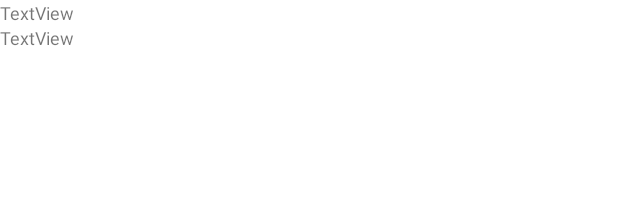
After one commit to tchristofferson/Stock-Simulation, an Android app: the layout marker.xml on its own in the app's theme, with its tools: preview values and no code run, on a phone screen of 412 x 824 dp. The commit adds this screen. Shown: the top 197 px of the screen. Run offline under Robolectric (Android 15) with nearby library versions, the phone set to English and light mode, and no system bars.

Commit message:
Switched chart dependency and made charts work

```diff
--- a/app/build.gradle
+++ b/app/build.gradle
@@ -39,7 +39,8 @@ dependencies {
     implementation 'androidx.appcompat:appcompat:1.3.1'
     implementation 'com.google.android.material:material:1.4.0'
     implementation 'androidx.constraintlayout:constraintlayout:2.0.4'
-    implementation 'com.github.AnyChart:AnyChart-Android:1.1.4'
+//    implementation 'com.github.AnyChart:AnyChart-Android:1.1.4'
+    implementation 'com.github.PhilJay:MPAndroidChart:v3.1.0'
     testImplementation 'junit:junit:4.13.2'
     androidTestImplementation 'androidx.test.ext:junit:1.1.3'
     androidTestImplementation 'androidx.test.espresso:espresso-core:3.4.0'
--- a/app/src/main/AndroidManifest.xml
+++ b/app/src/main/AndroidManifest.xml
@@ -1,6 +1,8 @@
 <?xml version="1.0" encoding="utf-8"?>
 <manifest xmlns:android="http://schemas.android.com/apk/res/android"
     package="com.tchristofferson.stocksimulation">
+
+    <uses-permission android:name="android.permission.INTERNET" />
 
     <application
         android:name=".StockSimulationApplication"
--- /dev/null
+++ b/app/src/main/res/layout/marker.xml
@@ -0,0 +1,24 @@
+<?xml version="1.0" encoding="utf-8"?>
+<LinearLayout xmlns:android="http://schemas.android.com/apk/res/android"
+    android:layout_width="wrap_content"
+    android:layout_height="wrap_content"
+    android:orientation="vertical">
+
+    <TextView
+        android:id="@+id/marker_value_textview"
+        android:layout_width="match_parent"
+        android:layout_height="wrap_content"
+        android:layout_weight="1"
+        android:text="TextView"
+        android:textAlignment="center"
+        android:textSize="12sp" />
+
+    <TextView
+        android:id="@+id/marker_time_textview"
+        android:layout_width="match_parent"
+        android:layout_height="wrap_content"
+        android:layout_weight="1"
+        android:text="TextView"
+        android:textAlignment="center"
+        android:textSize="12sp" />
+</LinearLayout>
```
Also changed, not shown: app/src/main/java/com/tchristofferson/stocksimulation/MainActivity.java (+4 -10 lines), app/src/main/java/com/tchristofferson/stocksimulation/StockMarker.java (added, +32 -0 lines), app/src/main/java/com/tchristofferson/stocksimulation/StockSimulationApplication.java (+13 -3 lines), app/src/main/java/com/tchristofferson/stocksimulation/fragments/PortfolioFragment.java (added, +44 -0 lines), app/src/main/java/com/tchristofferson/stocksimulation/fragments/StockChartFragment.java (added, +83 -0 lines), app/src/main/java/com/tchristofferson/stocksimulation/models/Portfolio.java (added, +32 -0 lines), app/src/main/java/com/tchristofferson/stocksimulation/models/PriceTimePair.java (added, +21 -0 lines), app/src/main/res/layout/stock_chart.xml (+9 -4 lines), app/src/main/res/layout/fragment_portfolio.xml (renamed from app/src/main/res/layout/activity_portfolio.xml), app/src/main/res/layout/fragment_search.xml (renamed from app/src/main/res/layout/activity_search.xml), app/src/main/res/layout/fragment_settings.xml (renamed from app/src/main/res/layout/activity_settings.xml), app/src/main/res/layout/fragment_stock.xml (renamed from app/src/main/res/layout/activity_stock.xml), app/src/main/res/layout/fragment_trade.xml (renamed from app/src/main/res/layout/activity_trade.xml).
